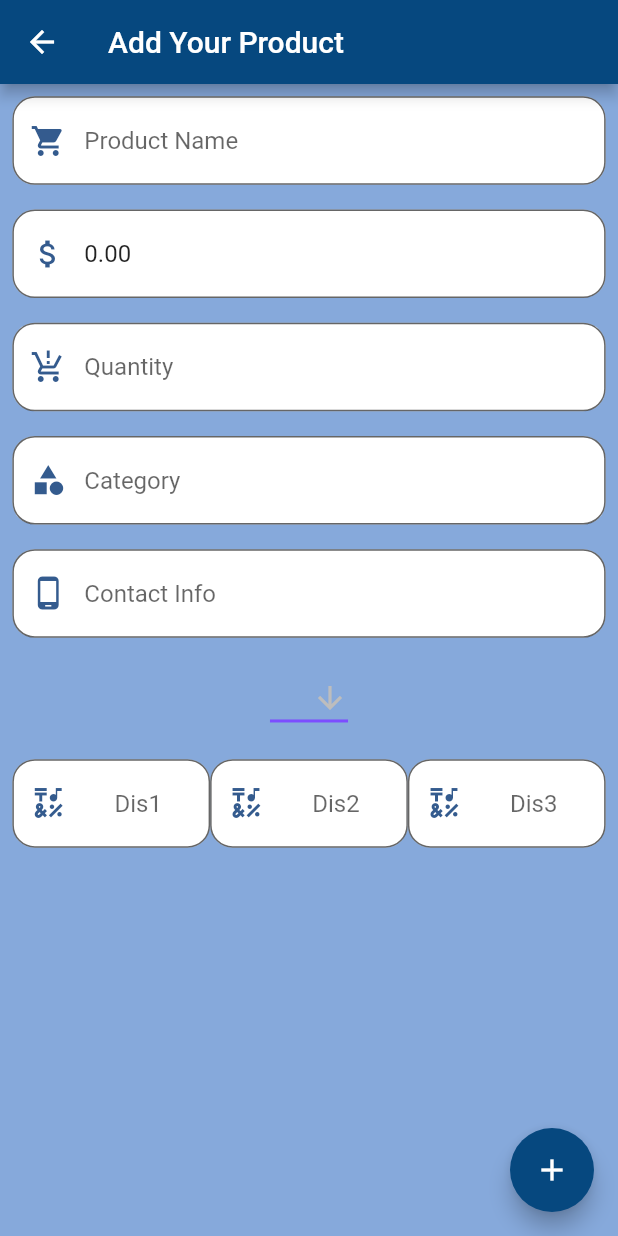
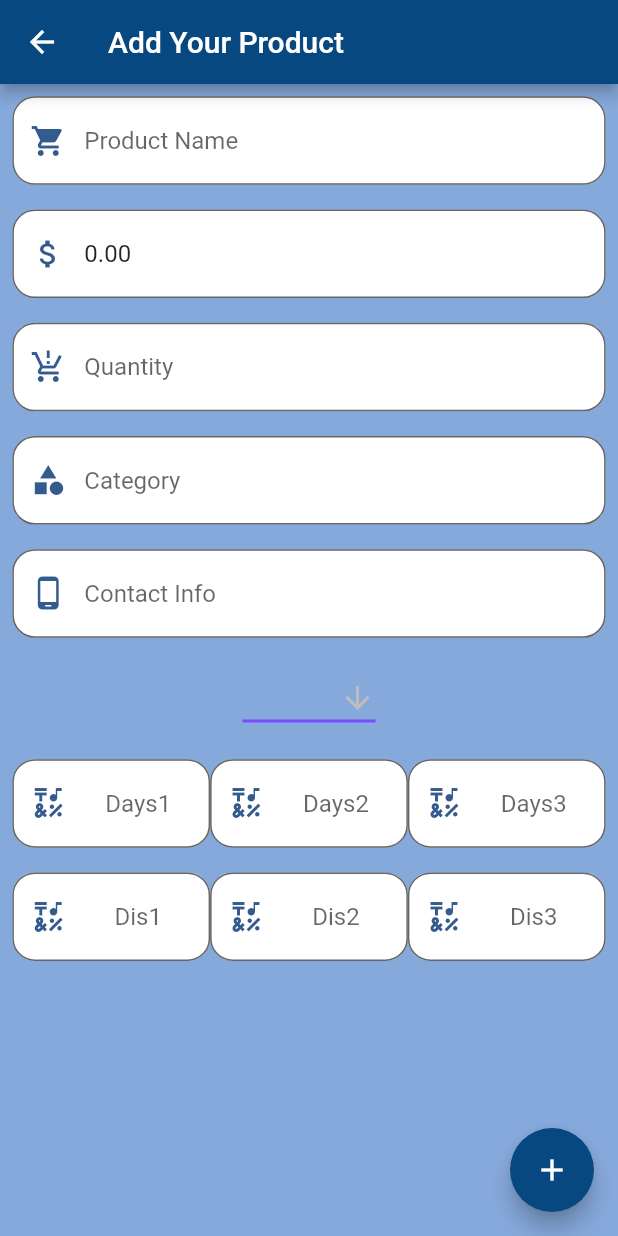
Before and after one commit to WaseemAlBizreh/DeadLine-Deal1, a Flutter app: the AddProductPage screen opened directly, on a phone screen of 412 x 824 dp. Run offline on Flutter 3.47's test engine with Material 2 defaults, Android fonts, the phone set to English and light mode, and no system bars; our stand-ins replace extended_masked_text; network calls fail.

Commit message:
backup00

```diff
--- a/lib/MyPages/AddProductPage.dart
+++ b/lib/MyPages/AddProductPage.dart
@@ -11,6 +11,13 @@ class AddProductPage extends StatelessWidget {
 
   @override
   Widget build(BuildContext context) {
+    void _datepicker(){
+      showDatePicker(
+          context: context,
+          initialDate: DateTime(2020,12),
+          firstDate: DateTime(2020,12),
+          lastDate: DateTime(2020,12));
+    }
     return ChangeNotifierProvider(
         create: (_) => AddProductProvider(),
         child: Consumer<AddProductProvider>(builder: (context, addP, child) {
@@ -150,7 +157,7 @@ class AddProductPage extends StatelessWidget {
                           keyboardType: TextInputType.name,
                           textInputAction: TextInputAction.next,
                         ),
-                      ),
+                      ), //(delete this)for product cat
                       Container(
                         margin: EdgeInsets.fromLTRB(
                           constraints.maxWidth * 0.02,
@@ -180,7 +187,7 @@ class AddProductPage extends StatelessWidget {
                           keyboardType: TextInputType.name,
                           textInputAction: TextInputAction.next,
                         ),
-                      ),
+                      ), //for contact info
                       Container(
                         margin: EdgeInsets.fromLTRB(
                           constraints.maxWidth * 0.02,
@@ -198,7 +205,7 @@ class AddProductPage extends StatelessWidget {
                             color: Colors.deepPurpleAccent,
                           ),
                           onChanged: null,
-                          items: <String>['One', 'Two', 'Free', 'Four']
+                          items: <String>['food', 'medicine', 'cosmetics', 'chemicals']
                               .map<DropdownMenuItem<String>>((String value) {
                             return DropdownMenuItem<String>(
                               value: value,
@@ -206,7 +213,101 @@ class AddProductPage extends StatelessWidget {
                             );
                           }).toList(),
                         ),
-                      ),
+                      ), //for dropdown category
+                      Container(
+                        margin: EdgeInsets.fromLTRB(
+                          constraints.maxWidth * 0.02,
+                          constraints.maxHeight * 0.01,
+                          constraints.maxWidth * 0.02,
+                          constraints.maxHeight * 0.01,
+                        ),
+                        child: Row(children: [
+                          new Flexible(
+                            child: TextFormField(
+                              controller: addP.days1,
+                              onFieldSubmitted: addP.setDays1,
+                              textAlign: TextAlign.center,
+                              validator: (value) {
+                                if (value!.isEmpty) {
+                                  return 'please enter the first days count';
+                                }
+                              },
+                              autocorrect: false,
+                              decoration: InputDecoration(
+                                fillColor: Colors.white,
+                                filled: true,
+                                hintText: "Days1",
+                                prefixIcon:
+                                Icon(Icons.emoji_symbols, color: c4),
+                                border: OutlineInputBorder(
+                                  borderSide: BorderSide(width: 0.4),
+                                  borderRadius: BorderRadius.circular(15.0),
+                                ),
+                              ),
+                              keyboardType: TextInputType.number,
+                              textInputAction: TextInputAction.next,
+                            ),
+                          ),
+                          new Flexible(
+                            child: TextFormField(
+                              controller: addP.days2,
+                              textAlign: TextAlign.center,
+                              onFieldSubmitted: addP.setDays2,
+                              validator: (value) {
+                                if (value!.isEmpty) {
+                                  return 'please enter the second days count';
+                                }
+                              },
+                              autocorrect: false,
+                              decoration: InputDecoration(
+                                fillColor: Colors.white,
+                                filled: true,
+                                hintText: "Days2",
+                                prefixIcon:
+                                Icon(Icons.emoji_symbols, color: c4),
+                                border: OutlineInputBorder(
+                                  borderSide: BorderSide(width: 0.4),
+                                  borderRadius: BorderRadius.circular(15.0),
+                                ),
+                              ),
+                              keyboardType: TextInputType.number,
+                              textInputAction: TextInputAction.next,
+                            ),
+                          ),
+                          new Flexible(
+                            child: TextFormField(
+                              controller: addP.days3,
+                              textAlign: TextAlign.center,
+                              onFieldSubmitted: addP.setDays3,
+                              validator: (value) {
+                                if (value!.isEmpty) {
+                                  return 'please enter the third days count';
+                                }
+                                //if (value<100) {
+                                //   return 'please enter the third discount';
+                                // }
+                              },
+                              autocorrect: false,
+                              decoration: InputDecoration(
+                                fillColor: Colors.white,
+                                filled: true,
+                                hintText: "Days3",
+                                prefixIcon:
+                                Icon(Icons.emoji_symbols, color: c4),
+                                border: OutlineInputBorder(
+                                  borderSide: BorderSide(width: 0.4),
+                                  borderRadius: BorderRadius.circular(15.0),
+                                ),
+                              ),
+                              keyboardType: TextInputType.number,
+                              textInputAction: TextInputAction.next,
+                            ),
+                          )
+                        ]
+                          // [
+                          //]
+                        ),
+                      ), //for days
                       Container(
                         margin: EdgeInsets.fromLTRB(
                           constraints.maxWidth * 0.02,
--- a/lib/Provider/AddProductProvider.dart
+++ b/lib/Provider/AddProductProvider.dart
@@ -11,6 +11,9 @@ TextEditingController _QuantityController = TextEditingController();
 TextEditingController _Dis1Controller = TextEditingController();
 TextEditingController _Dis2Controller = TextEditingController();
 TextEditingController _Dis3Controller = TextEditingController();
+TextEditingController _Days1Controller = TextEditingController();
+TextEditingController _Days2Controller = TextEditingController();
+TextEditingController _Days3Controller = TextEditingController();
 
 TextEditingController get name => _NameController;
 setName(String name) {
@@ -69,5 +72,28 @@ setDis3(String dis3) {
   assert(dadis3 is double);
   notifyListeners();
 }
+TextEditingController get days1 => _Days1Controller;
+setDays1(String days1) {
+  _Days1Controller.text = days1;
+  var dadays1=double.parse(days1);
+  assert(dadays1 is int);
+  notifyListeners();
+}
+
+TextEditingController get days2 => _Days2Controller;
+setDays2(String days2) {
+  _Days2Controller.text = days2;
+  var dadays2=double.parse(days2);
+  assert(dadays2 is double);
+  notifyListeners();
+}
+
+TextEditingController get days3 => _Days3Controller;
+setDays3(String days3) {
+  _Days3Controller.text = days3;
+  var dadays3=double.parse(days3);
+  assert(dadays3 is double);
+  notifyListeners();
+}
 
 }
```
